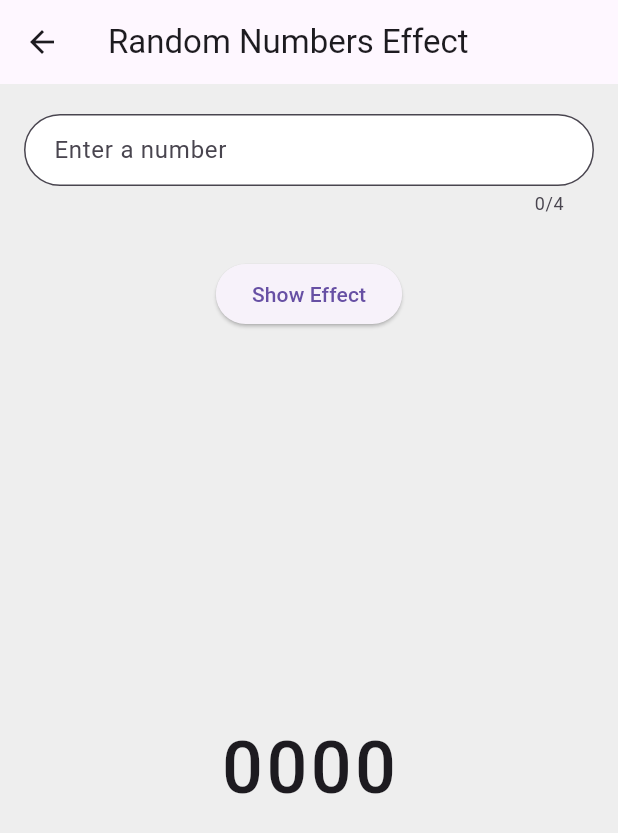
After one commit to azazelyash/flutter-demos, a Flutter app: the screen it shows after launch, after a tap on "Random Number Effect", on a phone screen of 412 x 824 dp. The commit adds this screen. Shown: the top 833 px of the screen. Run offline on Flutter 3.47's test engine with Material 3 defaults, Android fonts, the phone set to English and light mode, and no system bars.

Commit message:
Feature: Text Effect

```diff
--- a/lib/features/home_page/presentation/screen/home_page.dart
+++ b/lib/features/home_page/presentation/screen/home_page.dart
@@ -1,6 +1,6 @@
 import 'package:flutter/material.dart';
-import 'package:flutter/widgets.dart';
 import 'package:sliver_demo/features/sliver_demo/presentation/screen/sliver_demo.dart';
+import 'package:sliver_demo/features/random_number_effect/presentation/screen/random_number_effect.dart';
 
 class HomePage extends StatelessWidget {
   const HomePage({super.key});
@@ -21,7 +21,9 @@ class HomePage extends StatelessWidget {
           child: Column(
             mainAxisSize: MainAxisSize.min,
             children: [
-              SizedBox(
+              Padding(
+                padding: const EdgeInsets.only(bottom: 8.0),
+                child: SizedBox(
                   width: double.infinity,
                   child: ElevatedButton(
                     onPressed: () {
@@ -34,6 +36,23 @@ class HomePage extends StatelessWidget {
                     child: const Text("Sliver Appbar Demo"),
                   ),
                 ),
+              ),
+              Padding(
+                padding: const EdgeInsets.only(bottom: 8.0),
+                child: SizedBox(
+                  width: double.infinity,
+                  child: ElevatedButton(
+                    onPressed: () {
+                      Navigator.of(context).push(
+                        MaterialPageRoute(
+                          builder: (context) => const RandomNumbersEffect(),
+                        ),
+                      );
+                    },
+                    child: const Text("Random Number Effect"),
+                  ),
+                ),
+              ),
             ],
           ),
         ),
--- /dev/null
+++ b/lib/features/random_number_effect/presentation/provider/random_number_effect_provider.dart
@@ -0,0 +1,97 @@
+import 'dart:math';
+import 'package:flutter/material.dart';
+
+class RandomNumberEffectProvider extends ChangeNotifier {
+  int _firstDigit = 0;
+  int get firstDigit => _firstDigit;
+
+  int _secondDigit = 0;
+  int get secondDigit => _secondDigit;
+
+  int _thirdDigit = 0;
+  int get thirdDigit => _thirdDigit;
+
+  int _fourthDigit = 0;
+  int get fourthDigit => _fourthDigit;
+
+  bool _isFirstDigitSet = false;
+  bool _isSecondDigitSet = false;
+  bool _isThirdDigitSet = false;
+  bool _isFourthDigitSet = false;
+
+  set firstDigit(int value) {
+    _firstDigit = value;
+    notifyListeners();
+  }
+
+  set secondDigit(int value) {
+    _secondDigit = value;
+    notifyListeners();
+  }
+
+  set thirdDigit(int value) {
+    _thirdDigit = value;
+    notifyListeners();
+  }
+
+  set fourthDigit(int value) {
+    _fourthDigit = value;
+    notifyListeners();
+  }
+
+  void assignValues(String num) {
+    firstDigit = int.parse(num[0]);
+    secondDigit = int.parse(num[1]);
+    thirdDigit = int.parse(num[2]);
+    fourthDigit = int.parse(num[3]);
+  }
+
+  void showEffect({required String num}) async {
+    _isFirstDigitSet = false;
+    _isSecondDigitSet = false;
+    _isThirdDigitSet = false;
+    _isFourthDigitSet = false;
+    while (!_isFirstDigitSet) {
+      firstDigit = Random().nextInt(10);
+      while (!_isSecondDigitSet) {
+        firstDigit = Random().nextInt(10);
+        secondDigit = Random().nextInt(10);
+        while (!_isThirdDigitSet) {
+          firstDigit = Random().nextInt(10);
+          secondDigit = Random().nextInt(10);
+          thirdDigit = Random().nextInt(10);
+          while (!_isFourthDigitSet) {
+            firstDigit = Random().nextInt(10);
+            secondDigit = Random().nextInt(10);
+            thirdDigit = Random().nextInt(10);
+            fourthDigit = Random().nextInt(10);
+            if (fourthDigit == int.parse(num[3])) {
+              _isFourthDigitSet = true;
+            }
+            await Future.delayed(const Duration(milliseconds: 10), () {
+              notifyListeners();
+            });
+          }
+          if (thirdDigit == int.parse(num[2])) {
+            _isThirdDigitSet = true;
+          }
+          await Future.delayed(const Duration(milliseconds: 15), () {
+            notifyListeners();
+          });
+        }
+        if (secondDigit == int.parse(num[1])) {
+          _isSecondDigitSet = true;
+        }
+        await Future.delayed(const Duration(milliseconds: 20), () {
+          notifyListeners();
+        });
+      }
+      if (firstDigit == int.parse(num[0])) {
+        _isFirstDigitSet = true;
+      }
+      await Future.delayed(const Duration(milliseconds: 25), () {
+        notifyListeners();
+      });
+    }
+  }
+}
--- /dev/null
+++ b/lib/features/random_number_effect/presentation/screen/random_number_effect.dart
@@ -0,0 +1,119 @@
+import 'dart:developer';
+
+import 'package:flutter/material.dart';
+import 'package:provider/provider.dart';
+import 'package:sliver_demo/features/random_number_effect/presentation/provider/random_number_effect_provider.dart';
+
+class RandomNumbersEffect extends StatefulWidget {
+  const RandomNumbersEffect({super.key});
+
+  @override
+  State<RandomNumbersEffect> createState() => _RandomNumbersEffectState();
+}
+
+class _RandomNumbersEffectState extends State<RandomNumbersEffect> {
+  TextEditingController textController = TextEditingController();
+
+  @override
+  Widget build(BuildContext context) {
+    return Scaffold(
+      backgroundColor: Colors.grey[200],
+      appBar: AppBar(
+        title: const Text('Random Numbers Effect'),
+      ),
+      body: Padding(
+        padding: const EdgeInsets.symmetric(horizontal: 16.0, vertical: 20.0),
+        child: Column(
+          mainAxisAlignment: MainAxisAlignment.start,
+          children: [
+            SizedBox(
+              height: 72,
+              child: TextFormField(
+                maxLength: 4,
+                controller: textController,
+                keyboardType: TextInputType.number,
+                decoration: InputDecoration(
+                  hintText: 'Enter a number',
+                  contentPadding: const EdgeInsets.symmetric(horizontal: 16),
+                  border: OutlineInputBorder(
+                    borderRadius: BorderRadius.circular(50),
+                  ),
+                  fillColor: Colors.white,
+                  filled: true,
+                ),
+              ),
+            ),
+            const SizedBox(height: 24),
+            ElevatedButton(
+              onPressed: () {
+                if (textController.text.length != 4) {
+                  ScaffoldMessenger.of(context).showSnackBar(
+                    const SnackBar(
+                      behavior: SnackBarBehavior.floating,
+                      content: Row(
+                        children: [
+                          Icon(Icons.info_outline, color: Colors.white),
+                          SizedBox(width: 8),
+                          Text('Please enter a 4 digit number'),
+                        ],
+                      ),
+                    ),
+                  );
+                  return;
+                }
+                if (textController.text.contains(RegExp(r'[a-zA-Z]'))) {
+                  log("Invalid Input");
+                  return;
+                }
+                context.read<RandomNumberEffectProvider>().showEffect(num: textController.text);
+              },
+              child: const Text('Show Effect'),
+            ),
+            const Spacer(),
+            Consumer<RandomNumberEffectProvider>(
+              builder: (context, rndNumEffectProvider, child) {
+                return Row(
+                  mainAxisAlignment: MainAxisAlignment.center,
+                  children: <Widget>[
+                    Text(
+                      rndNumEffectProvider.firstDigit.toString(),
+                      style: const TextStyle(
+                        fontSize: 48,
+                        fontWeight: FontWeight.w500,
+                      ),
+                    ),
+                    const SizedBox(width: 2),
+                    Text(
+                      rndNumEffectProvider.secondDigit.toString(),
+                      style: const TextStyle(
+                        fontSize: 48,
+                        fontWeight: FontWeight.w500,
+                      ),
+                    ),
+                    const SizedBox(width: 2),
+                    Text(
+                      rndNumEffectProvider.thirdDigit.toString(),
+                      style: const TextStyle(
+                        fontSize: 48,
+                        fontWeight: FontWeight.w500,
+                      ),
+                    ),
+                    const SizedBox(width: 2),
+                    Text(
+                      rndNumEffectProvider.fourthDigit.toString(),
+                      style: const TextStyle(
+                        fontSize: 48,
+                        fontWeight: FontWeight.w500,
+                      ),
+                    ),
+                  ],
+                );
+              },
+            ),
+            const Spacer(),
+          ],
+        ),
+      ),
+    );
+  }
+}
--- a/lib/main.dart
+++ b/lib/main.dart
@@ -1,5 +1,7 @@
 import 'package:flutter/material.dart';
+import 'package:provider/provider.dart';
 import 'package:sliver_demo/features/home_page/presentation/screen/home_page.dart';
+import 'package:sliver_demo/features/random_number_effect/presentation/provider/random_number_effect_provider.dart';
 
 void main() {
   runApp(const MyApp());
@@ -10,10 +12,17 @@ class MyApp extends StatelessWidget {
 
   @override
   Widget build(BuildContext context) {
-    return const MaterialApp(
-      title: 'Sliver Demo',
-      debugShowCheckedModeBanner: false,
-      home: HomePage(),
+    return MultiProvider(
+      providers: [
+        ChangeNotifierProvider(
+          create: (context) => RandomNumberEffectProvider(),
+        ),
+      ],
+      child: const MaterialApp(
+        title: 'Sliver Demo',
+        debugShowCheckedModeBanner: false,
+        home: HomePage(),
+      ),
     );
   }
 }
--- a/pubspec.yaml
+++ b/pubspec.yaml
@@ -35,6 +35,7 @@ dependencies:
   # The following adds the Cupertino Icons font to your application.
   # Use with the CupertinoIcons class for iOS style icons.
   cupertino_icons: ^1.0.6
+  provider: ^6.1.2
 
 dev_dependencies:
   flutter_test:
```
Also changed, not shown: pubspec.lock. Lines whose indentation alone changed are shown as unchanged.
